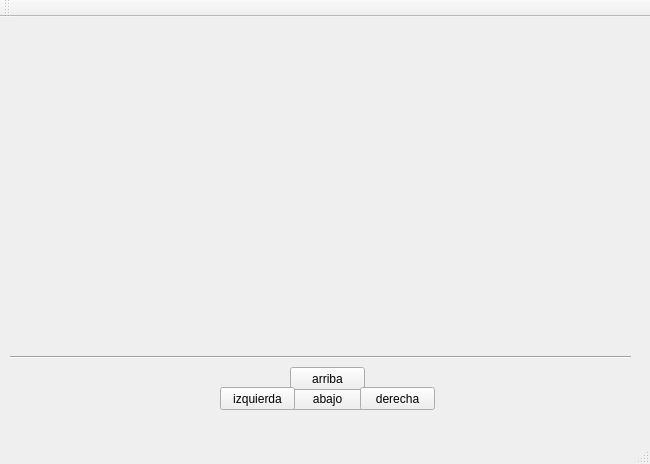
The window that mainwindow.ui (KendallTencio/PR1C-Ordenamientos) describes before a commit, drawn with Qt 5.
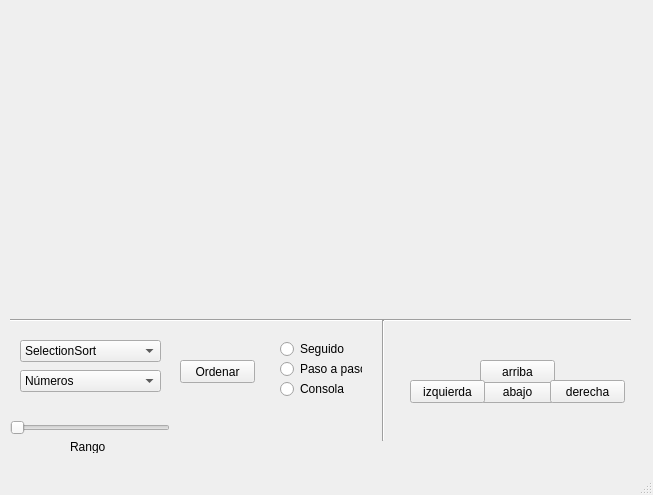
The same window after the commit. Icons and pictures are not drawn.

Commit message: Interfaz diseño básico

Diff of the .ui file:
```diff
--- a/mainwindow.ui
+++ b/mainwindow.ui
@@ -6,8 +6,8 @@
    <rect>
     <x>0</x>
     <y>0</y>
-    <width>650</width>
-    <height>464</height>
+    <width>653</width>
+    <height>495</height>
    </rect>
   </property>
   <property name="windowTitle">
@@ -17,8 +17,8 @@
    <widget class="QPushButton" name="btnAbajo">
     <property name="geometry">
      <rect>
-      <x>290</x>
-      <y>370</y>
+      <x>480</x>
+      <y>380</y>
       <width>75</width>
       <height>23</height>
      </rect>
@@ -31,7 +31,7 @@
     <property name="geometry">
      <rect>
       <x>10</x>
-      <y>330</y>
+      <y>310</y>
       <width>621</width>
       <height>20</height>
      </rect>
@@ -68,8 +68,8 @@
    <widget class="QPushButton" name="btnArriba">
     <property name="geometry">
      <rect>
-      <x>290</x>
-      <y>350</y>
+      <x>480</x>
+      <y>360</y>
       <width>75</width>
       <height>23</height>
      </rect>
@@ -81,8 +81,8 @@
    <widget class="QPushButton" name="btnIzquierda">
     <property name="geometry">
      <rect>
-      <x>220</x>
-      <y>370</y>
+      <x>410</x>
+      <y>380</y>
       <width>75</width>
       <height>23</height>
      </rect>
@@ -94,8 +94,8 @@
    <widget class="QPushButton" name="btnDerecha">
     <property name="geometry">
      <rect>
-      <x>360</x>
-      <y>370</y>
+      <x>550</x>
+      <y>380</y>
       <width>75</width>
       <height>23</height>
      </rect>
@@ -104,6 +104,192 @@
      <string>derecha</string>
     </property>
    </widget>
+   <widget class="QPushButton" name="pushButton">
+    <property name="geometry">
+     <rect>
+      <x>180</x>
+      <y>360</y>
+      <width>75</width>
+      <height>23</height>
+     </rect>
+    </property>
+    <property name="text">
+     <string>Ordenar</string>
+    </property>
+   </widget>
+   <widget class="QRadioButton" name="radioButton">
+    <property name="geometry">
+     <rect>
+      <x>280</x>
+      <y>340</y>
+      <width>82</width>
+      <height>18</height>
+     </rect>
+    </property>
+    <property name="text">
+     <string>Seguido</string>
+    </property>
+   </widget>
+   <widget class="QRadioButton" name="radioButton_2">
+    <property name="geometry">
+     <rect>
+      <x>280</x>
+      <y>360</y>
+      <width>82</width>
+      <height>18</height>
+     </rect>
+    </property>
+    <property name="text">
+     <string>Paso a paso</string>
+    </property>
+   </widget>
+   <widget class="QRadioButton" name="radioButton_3">
+    <property name="geometry">
+     <rect>
+      <x>280</x>
+      <y>380</y>
+      <width>82</width>
+      <height>18</height>
+     </rect>
+    </property>
+    <property name="text">
+     <string>Consola</string>
+    </property>
+   </widget>
+   <widget class="QComboBox" name="comboBox">
+    <property name="geometry">
+     <rect>
+      <x>20</x>
+      <y>340</y>
+      <width>141</width>
+      <height>22</height>
+     </rect>
+    </property>
+    <item>
+     <property name="text">
+      <string>SelectionSort</string>
+     </property>
+    </item>
+    <item>
+     <property name="text">
+      <string>InsertionSort</string>
+     </property>
+    </item>
+    <item>
+     <property name="text">
+      <string>BubbleSort</string>
+     </property>
+    </item>
+    <item>
+     <property name="text">
+      <string>BubbleSort Bidireccional</string>
+     </property>
+    </item>
+    <item>
+     <property name="text">
+      <string>Shell</string>
+     </property>
+    </item>
+    <item>
+     <property name="text">
+      <string>HeapSort</string>
+     </property>
+    </item>
+    <item>
+     <property name="text">
+      <string>MergeSort</string>
+     </property>
+    </item>
+    <item>
+     <property name="text">
+      <string>RadixSort</string>
+     </property>
+    </item>
+    <item>
+     <property name="text">
+      <string>BinSort</string>
+     </property>
+    </item>
+    <item>
+     <property name="text">
+      <string>QuickSort</string>
+     </property>
+    </item>
+    <item>
+     <property name="text">
+      <string>FlashSort</string>
+     </property>
+    </item>
+   </widget>
+   <widget class="Line" name="line_2">
+    <property name="geometry">
+     <rect>
+      <x>373</x>
+      <y>320</y>
+      <width>20</width>
+      <height>121</height>
+     </rect>
+    </property>
+    <property name="orientation">
+     <enum>Qt::Vertical</enum>
+    </property>
+   </widget>
+   <widget class="QComboBox" name="comboBox_2">
+    <property name="geometry">
+     <rect>
+      <x>20</x>
+      <y>370</y>
+      <width>141</width>
+      <height>22</height>
+     </rect>
+    </property>
+    <item>
+     <property name="text">
+      <string>Números</string>
+     </property>
+    </item>
+    <item>
+     <property name="text">
+      <string>Letras</string>
+     </property>
+    </item>
+    <item>
+     <property name="text">
+      <string>Palabras</string>
+     </property>
+    </item>
+    <item>
+     <property name="text">
+      <string>Otros</string>
+     </property>
+    </item>
+   </widget>
+   <widget class="QSlider" name="horizontalSlider">
+    <property name="geometry">
+     <rect>
+      <x>10</x>
+      <y>420</y>
+      <width>160</width>
+      <height>16</height>
+     </rect>
+    </property>
+    <property name="orientation">
+     <enum>Qt::Horizontal</enum>
+    </property>
+   </widget>
+   <widget class="QLabel" name="label_2">
+    <property name="geometry">
+     <rect>
+      <x>70</x>
+      <y>440</y>
+      <width>47</width>
+      <height>13</height>
+     </rect>
+    </property>
+    <property name="text">
+     <string>Rango</string>
+    </property>
+   </widget>
   </widget>
   <widget class="QMenuBar" name="menuBar">
    <property name="geometry">
@@ -115,14 +301,6 @@
     </rect>
    </property>
   </widget>
-  <widget class="QToolBar" name="mainToolBar">
-   <attribute name="toolBarArea">
-    <enum>TopToolBarArea</enum>
-   </attribute>
-   <attribute name="toolBarBreak">
-    <bool>false</bool>
-   </attribute>
-  </widget>
   <widget class="QStatusBar" name="statusBar"/>
  </widget>
  <layoutdefault spacing="6" margin="11"/>
```
Left out of the diff: 4 changed lines with no effect on the pictures. The commit also changes 1 other file.
